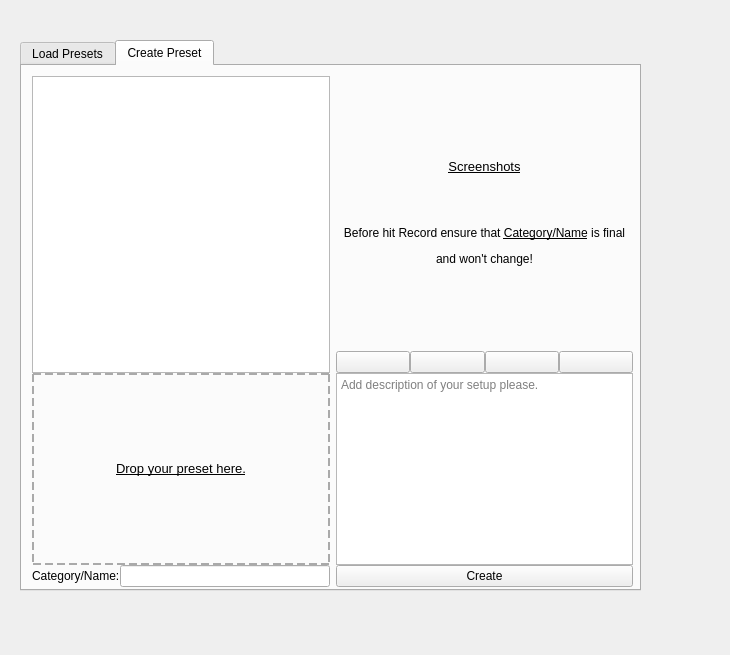
Before: the Qt Designer form presets_ui.ui in DmoFX/Houdini_Presets_Tool, drawn with Qt 5.
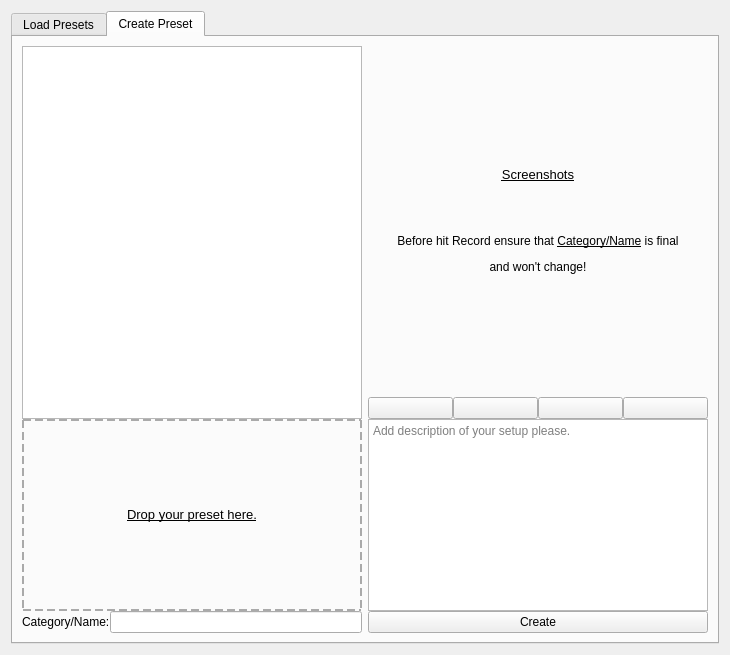
After: the same form once the commit is applied. The open tabs and pages were chosen to show the change.

Commit message: Added remove setup option, Houdini Python Panel code. Widget is resizable now.

Patch:
```diff
--- a/presets_ui.ui
+++ b/presets_ui.ui
@@ -13,15 +13,9 @@
   <property name="windowTitle">
    <string>Form</string>
   </property>
+  <layout class="QHBoxLayout" name="horizontalLayout_5">
+   <item>
   <widget class="QTabWidget" name="tabWidget">
-   <property name="geometry">
-    <rect>
-     <x>20</x>
-     <y>40</y>
-     <width>621</width>
-     <height>551</height>
-    </rect>
-   </property>
    <property name="currentIndex">
     <number>0</number>
    </property>
@@ -212,18 +206,17 @@
     </widget>
    </widget>
    <widget class="QWidget" name="create_presets">
+      <property name="sizePolicy">
+       <sizepolicy hsizetype="Expanding" vsizetype="Expanding">
+        <horstretch>0</horstretch>
+        <verstretch>0</verstretch>
+       </sizepolicy>
+      </property>
     <attribute name="title">
      <string>Create Preset</string>
     </attribute>
-    <widget class="QWidget" name="gridLayoutWidget_2">
-     <property name="geometry">
-      <rect>
-       <x>10</x>
-       <y>10</y>
-       <width>601</width>
-       <height>511</height>
-      </rect>
-     </property>
+      <layout class="QVBoxLayout" name="verticalLayout_5">
+       <item>
      <layout class="QGridLayout" name="gridLayout_2" rowstretch="0,80,0,0,0,0" columnstretch="0,0">
       <property name="verticalSpacing">
        <number>0</number>
@@ -410,9 +403,12 @@
        </widget>
       </item>
      </layout>
-    </widget>
-   </widget>
-  </widget>
+       </item>
+      </layout>
+     </widget>
+    </widget>
+   </item>
+  </layout>
  </widget>
  <resources/>
  <connections/>
```
Left out of the diff: 14 changed lines with no effect on the pictures. Lines whose indentation alone changed are shown as unchanged. The commit also changes 3 other files.
